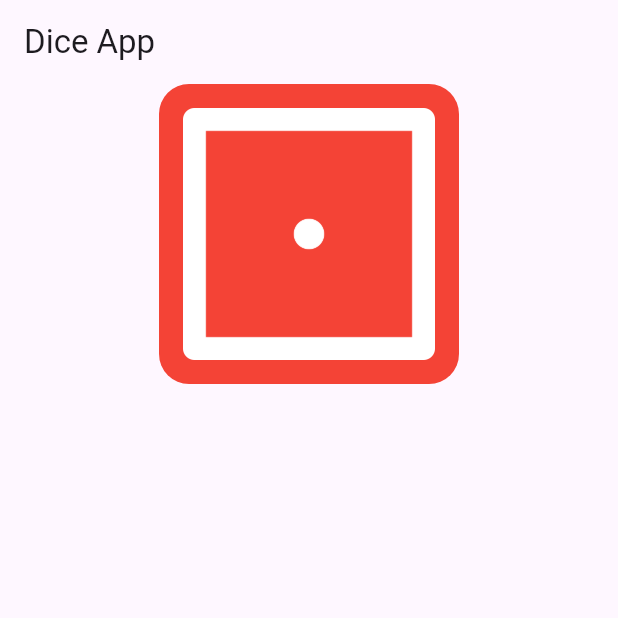
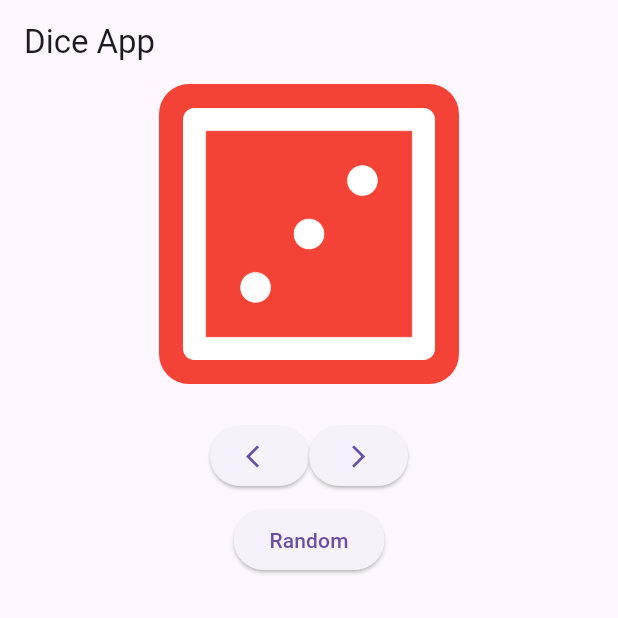
Before and after one commit to Ahrend03/dicesappg8, a Flutter app: the screen it shows after launch, on a phone screen of 412 x 824 dp, the top half of it. Run offline on Flutter 3.47's test engine with Material 3 defaults, Android fonts, the phone set to English and light mode, and no system bars.

Commit message:
modificacion 3 en main

```diff
--- a/lib/pages/dice_view.dart
+++ b/lib/pages/dice_view.dart
@@ -1,6 +1,15 @@
+import 'dart:math';
+
 import 'package:flutter/material.dart';
 
-class DicePage extends StatelessWidget{
+class DicePage extends StatefulWidget {
+  @override
+  State<DicePage> createState() => _DicePage();
+}
+
+
+class _DicePage extends State<DicePage>{
+  int n =3;
   @override
   Widget build(BuildContext context) {
     return Scaffold(
@@ -24,8 +33,44 @@ class DicePage extends StatelessWidget{
               padding: EdgeInsets.all(16),
               width: 200,
               height: 200,
-              child: Image.asset("assets/images/dice1.png"),
+              child: Image.asset("assets/images/dice$n.png"),
               ),
+              SizedBox(height: 24,),
+              Row(
+                mainAxisAlignment: MainAxisAlignment.center,
+                children: [
+                  ElevatedButton(
+                    onPressed:(){
+                      if(n==1){
+                        n=6;
+                      }else{
+                       n--;
+                      }
+                      setState(() {});
+                    },
+                   child: Icon(Icons.arrow_back_ios),
+                   ),
+                   ElevatedButton(
+                    onPressed:(){
+                       if(n==6){
+                        n=1;
+                      }else{
+                       n++;
+                      }
+                      setState(() {});
+                    },
+                    child: Icon(Icons.arrow_forward_ios))
+                ],
+              ),
+              SizedBox(
+                height: 8,
+              ),
+              ElevatedButton(
+              onPressed: (){
+                n = Random().nextInt(6)+1;
+                setState(() {});
+              },
+               child: Text("Random"))
           ],
           ),
         ),
```
